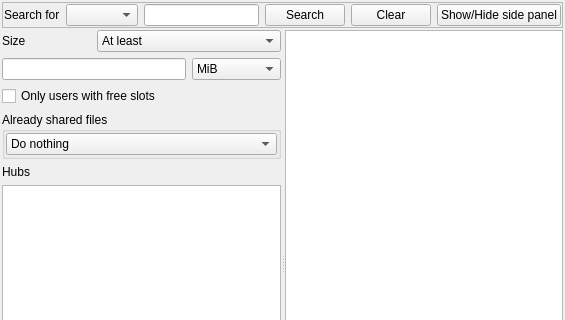
Before: the Qt Designer form eiskaltdcpp-qt/ui/UISearchFrame.ui in eiskaltdcpp/eiskaltdcpp, drawn with Qt 5; both pictures show x 0 to 565 and y 0 to 320 of the 565 by 514 pixel window.
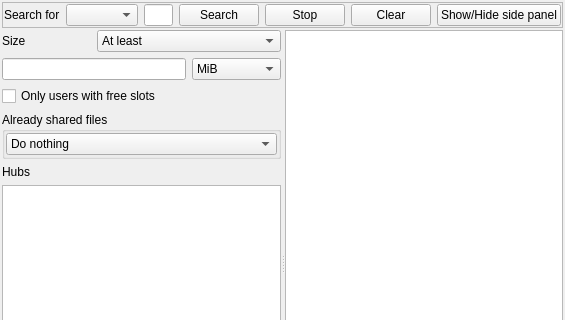
After: the same form once the commit is applied. Custom widgets are drawn as their Qt base class.

Commit message: QT UI: 	* кто-то просил кнопку стоп (только останавливает добавление новых элементов в фрейм, саму процедуру поиска нельзя остановить в принципе)

Patch:
```diff
--- a/eiskaltdcpp-qt/ui/UISearchFrame.ui
+++ b/eiskaltdcpp-qt/ui/UISearchFrame.ui
@@ -61,14 +61,14 @@
         </property>
        </widget>
       </item>
-      <item row="2" column="12">
+      <item row="2" column="13">
        <widget class="QPushButton" name="pushButton_CLEAR">
         <property name="text">
          <string>Clear</string>
         </property>
        </widget>
       </item>
-      <item row="2" column="13">
+      <item row="2" column="14">
        <widget class="QPushButton" name="pushButton_SIDEPANEL">
         <property name="text">
          <string>Show/Hide side panel</string>
@@ -85,6 +85,13 @@
         </property>
        </widget>
       </item>
+      <item row="2" column="12">
+       <widget class="QPushButton" name="pushButton_STOP">
+        <property name="text">
+         <string>Stop</string>
+        </property>
+       </widget>
+      </item>
      </layout>
     </widget>
    </item>
```
The commit also changes 2 other files.
